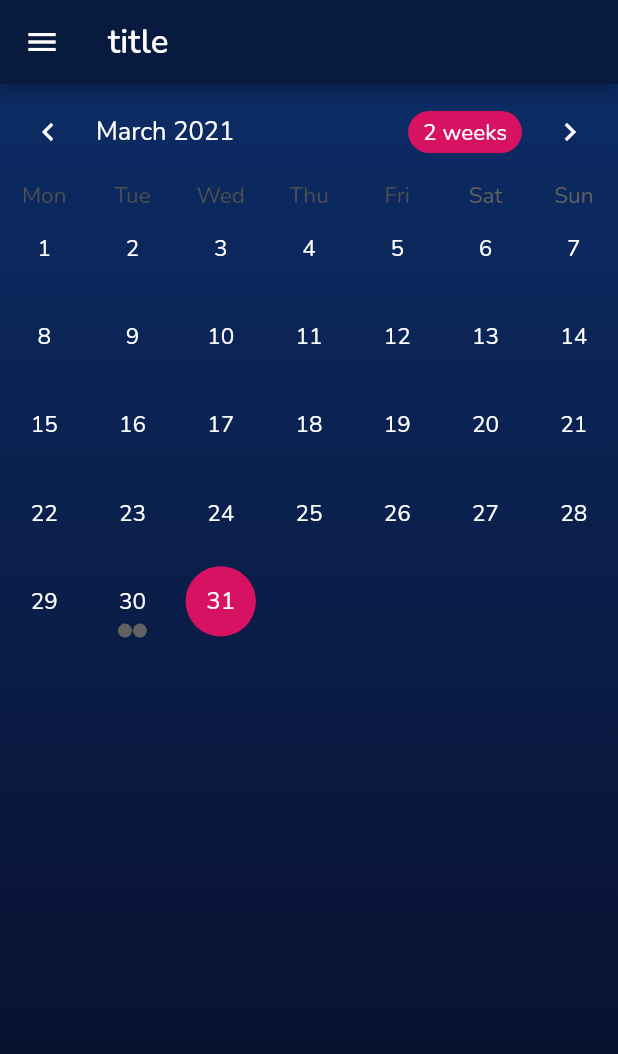
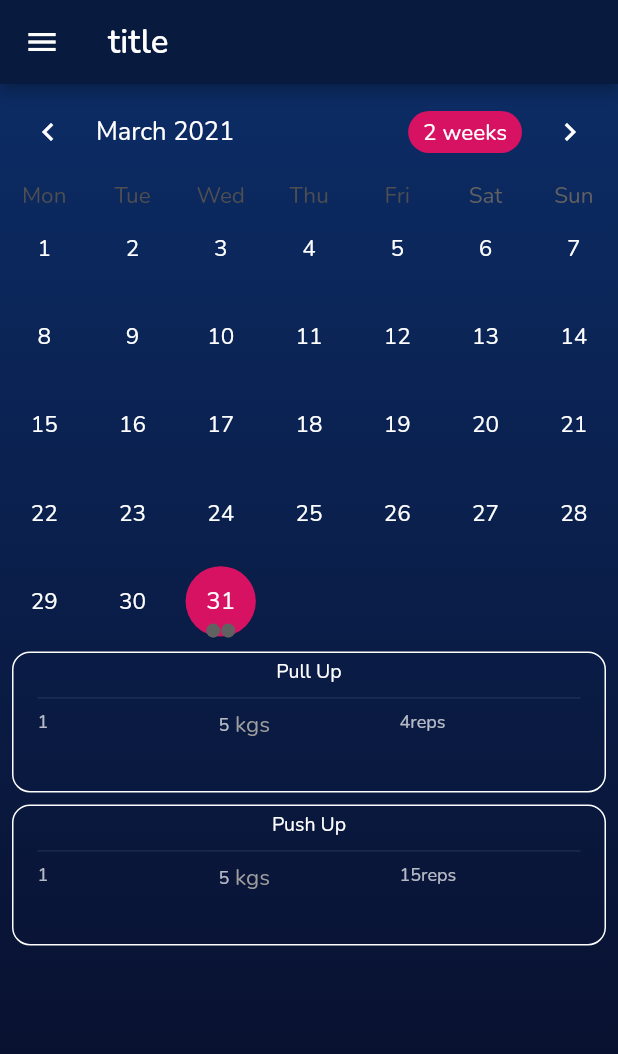
Before and after one commit to murock/calisthenics_logger_2, a Flutter app: the screen it shows after launch, on a phone screen of 412 x 824 dp. Shown: the top 1054 px of the screen. Run offline on Flutter 3.47's test engine with Material 2 defaults, Android fonts, the phone set to English and light mode, and no system bars; drawn by our look-alikes of table_calendar; our stand-ins replace charts_flutter.

Commit message:
Adjust listtile some more, weird column/row thing where row is invisible unless inside a coulnm?

```diff
--- a/lib/main.dart
+++ b/lib/main.dart
@@ -14,7 +14,7 @@ class MyApp extends StatelessWidget {
   @override
   Widget build(BuildContext context) {
     return MaterialApp(
-      title: 'Flutter Demo',
+      title: 'Calisthenics Logger 2',
       theme: basicTheme(),
       //  home: ChartsPage.withSampleData(), //TrainingPage(), //
       initialRoute: '/',
--- a/lib/presentation/pages/calendar_page.dart
+++ b/lib/presentation/pages/calendar_page.dart
@@ -45,19 +45,19 @@ class _CalendarPageState extends State<CalendarPage>
     final _selectedDay = DateTime.now();
 
     List<ExerciseRowData> _examplePullUpData = [
-      ExerciseRowData('Pull Up', '1', '4', '5kg'),
-      ExerciseRowData('Pull Up', '2', '5', '5kg'),
-      ExerciseRowData('Pull Up', '3', '4', '10kg'),
+      ExerciseRowData('Pull Up', '1', '4', '5'),
+      ExerciseRowData('Pull Up', '2', '5', '5'),
+      ExerciseRowData('Pull Up', '3', '4', '10'),
     ];
 
     List<ExerciseRowData> _examplePushUpData = [
-      ExerciseRowData('Push Up', '1', '15', '5kg'),
-      ExerciseRowData('Push Up', '2', '20', '5kg'),
-      ExerciseRowData('Push Up', '3', '10', '10kg'),
+      ExerciseRowData('Push Up', '1', '15', '5'),
+      ExerciseRowData('Push Up', '2', '20', '5'),
+      ExerciseRowData('Push Up', '3', '10', '10'),
     ];
 
     _events = {
-      _selectedDay.subtract(Duration(days: 1)): [
+      _selectedDay.subtract(Duration(days: 0)): [
         _examplePullUpData,
         _examplePushUpData
       ],
@@ -383,7 +383,7 @@ class _CalendarPageState extends State<CalendarPage>
                 margin:
                     const EdgeInsets.symmetric(horizontal: 8.0, vertical: 4.0),
                 child: ListTile(
-                  title: Text(_extractExerciseName(event)),
+                  title: _getListTileTitleWidget(_extractExerciseName(event)),
                   subtitle: Container(
                     height: 50,
                     child: _getExerciseGrid(event),
@@ -399,13 +399,41 @@ class _CalendarPageState extends State<CalendarPage>
     );
   }
 
+  Widget _getListTileTitleWidget(String title) {
+    return Column(
+      children: [Text(title), Divider()],
+    );
+  }
+
   GridView _getExerciseGrid(List<ExerciseRowData> data) {
     GridView grid = GridView.count(
       crossAxisCount: 3,
-      children: [Text("hi"), Text("hi"), Text("hi"), Text("hi")],
+      children: [..._getExerciseGridWidgets(data)],
     );
 
     return grid;
+  }
+
+  List<Widget> _getExerciseGridWidgets(List<ExerciseRowData> rowData) {
+    List<Widget> result = <Widget>[];
+    rowData.forEach((exerciseRow) {
+      result.add(Text(exerciseRow.setNum));
+      result.add(Column(
+        children: [
+          Row(
+            children: [
+              Text(exerciseRow.weight),
+              Text(
+                ' kgs',
+                style: Theme.of(context).textTheme.bodyText1,
+              ),
+            ],
+          ),
+        ],
+      ));
+      result.add(Text(exerciseRow.reps + "reps"));
+    });
+    return result;
   }
 
   String _extractExerciseName(List<ExerciseRowData> data) {
```
